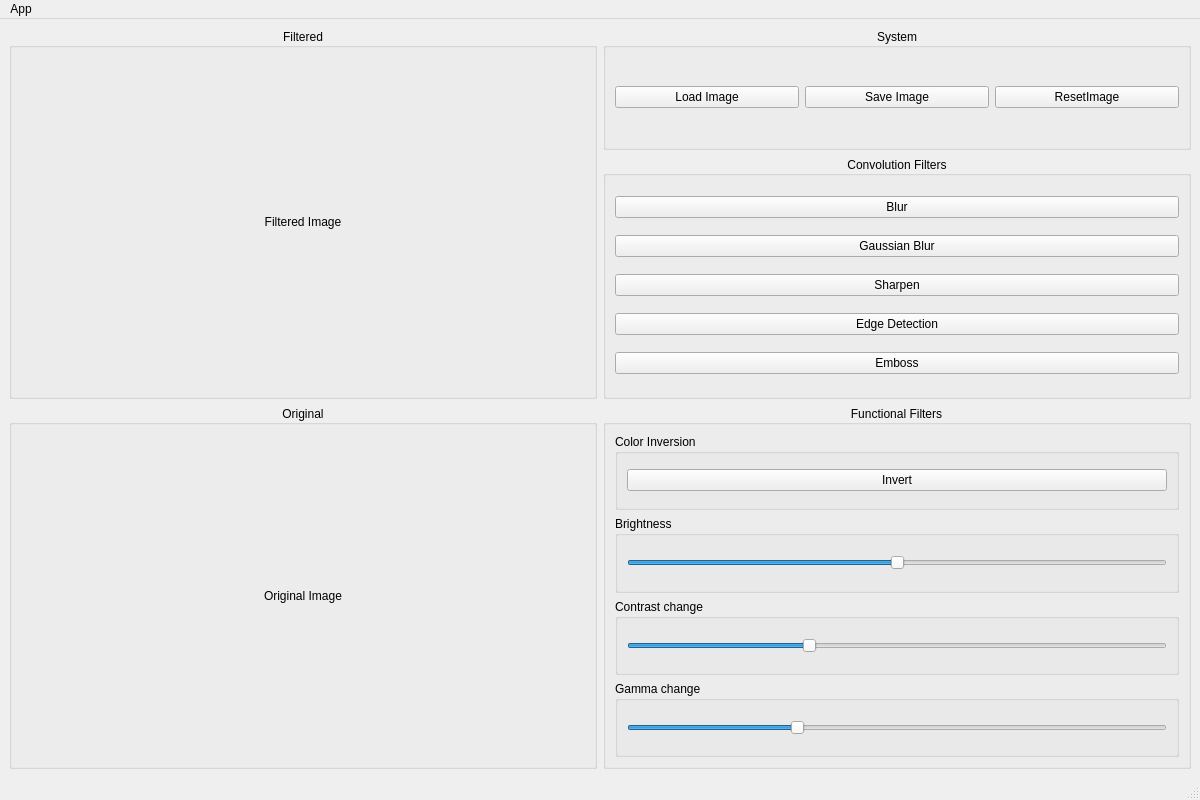
mvishiu11/ImageFilteringApp, file mainwindow.ui: the form before one commit.
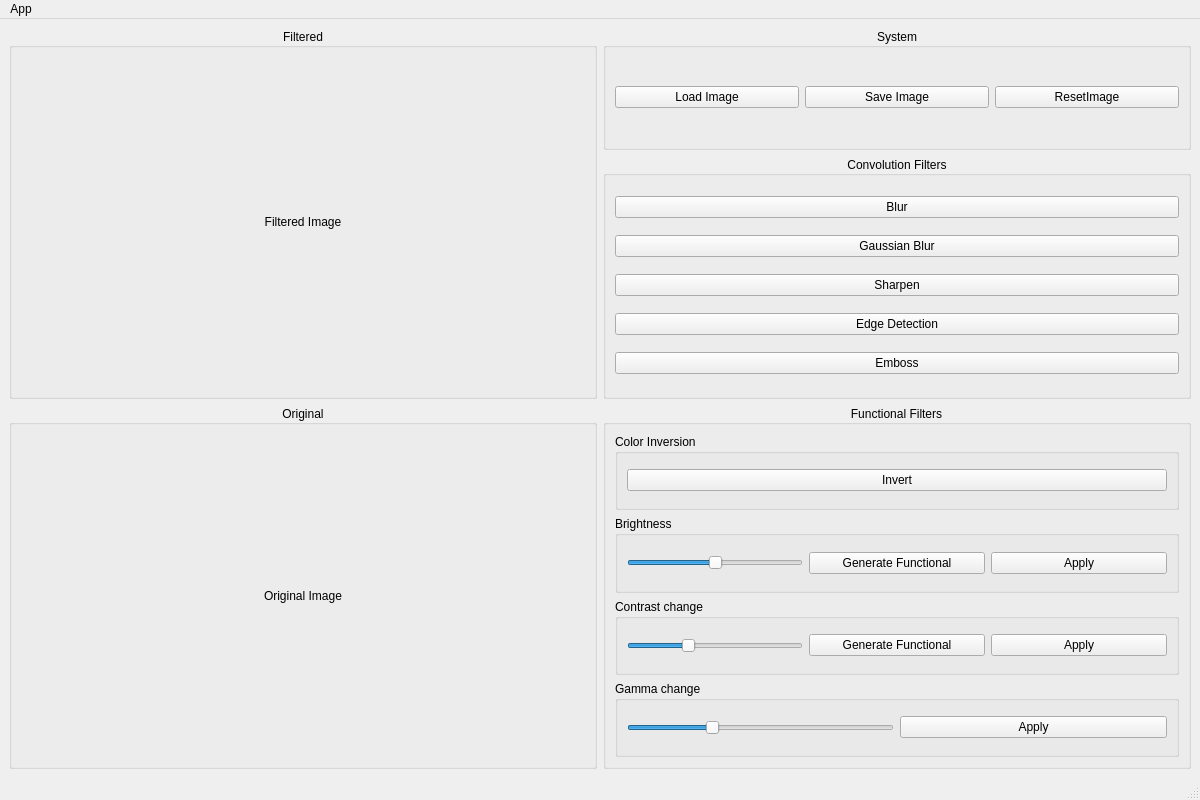
The form after the commit.

Commit message: feat: apply consecutive functional filters + non-scaling images

The edit to the form file:
```diff
--- a/mainwindow.ui
+++ b/mainwindow.ui
@@ -115,8 +115,8 @@
          <property name="title">
           <string>Brightness</string>
          </property>
-         <layout class="QVBoxLayout" name="verticalLayout">
-          <item>
+         <layout class="QGridLayout" name="gridLayout_5">
+          <item row="0" column="0">
            <widget class="QSlider" name="sliderBrightness">
             <property name="sizePolicy">
              <sizepolicy hsizetype="Minimum" vsizetype="Fixed">
@@ -138,6 +138,20 @@
             </property>
            </widget>
           </item>
+          <item row="0" column="1">
+           <widget class="QPushButton" name="btnGenerateBrightness">
+            <property name="text">
+             <string>Generate Functional</string>
+            </property>
+           </widget>
+          </item>
+          <item row="0" column="2">
+           <widget class="QPushButton" name="btnBrightness">
+            <property name="text">
+             <string>Apply</string>
+            </property>
+           </widget>
+          </item>
          </layout>
         </widget>
        </item>
@@ -146,7 +160,7 @@
          <property name="title">
           <string>Gamma change</string>
          </property>
-         <layout class="QVBoxLayout" name="verticalLayout_4">
+         <layout class="QHBoxLayout" name="horizontalLayout_4">
           <item>
            <widget class="QSlider" name="sliderGamma">
             <property name="sizePolicy">
@@ -169,6 +183,13 @@
             </property>
            </widget>
           </item>
+          <item>
+           <widget class="QPushButton" name="btnGamma">
+            <property name="text">
+             <string>Apply</string>
+            </property>
+           </widget>
+          </item>
          </layout>
         </widget>
        </item>
@@ -177,7 +198,7 @@
          <property name="title">
           <string>Contrast change</string>
          </property>
-         <layout class="QVBoxLayout" name="verticalLayout_3">
+         <layout class="QHBoxLayout" name="horizontalLayout_3">
           <item>
            <widget class="QSlider" name="sliderContrast">
             <property name="sizePolicy">
@@ -200,6 +221,20 @@
             </property>
            </widget>
           </item>
+          <item>
+           <widget class="QPushButton" name="btnGenerateContrast">
+            <property name="text">
+             <string>Generate Functional</string>
+            </property>
+           </widget>
+          </item>
+          <item>
+           <widget class="QPushButton" name="btnContrast">
+            <property name="text">
+             <string>Apply</string>
+            </property>
+           </widget>
+          </item>
          </layout>
         </widget>
        </item>
```
Left out of the diff: 4 changed lines with no effect on the pictures. The commit also changes 2 other files.
